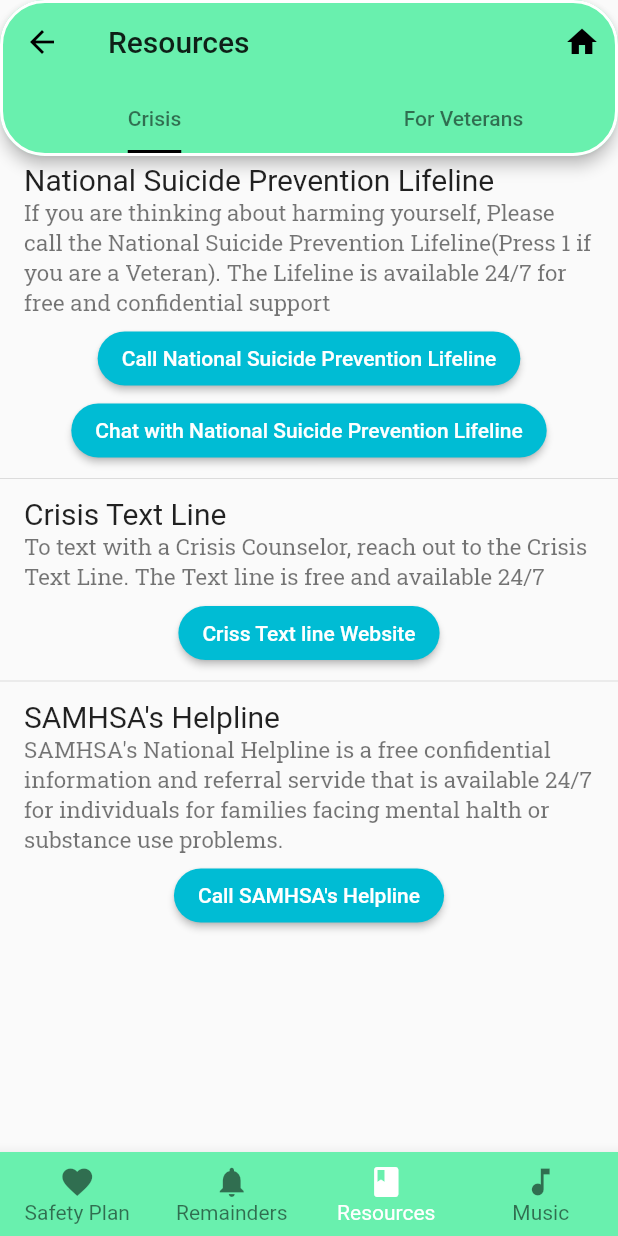
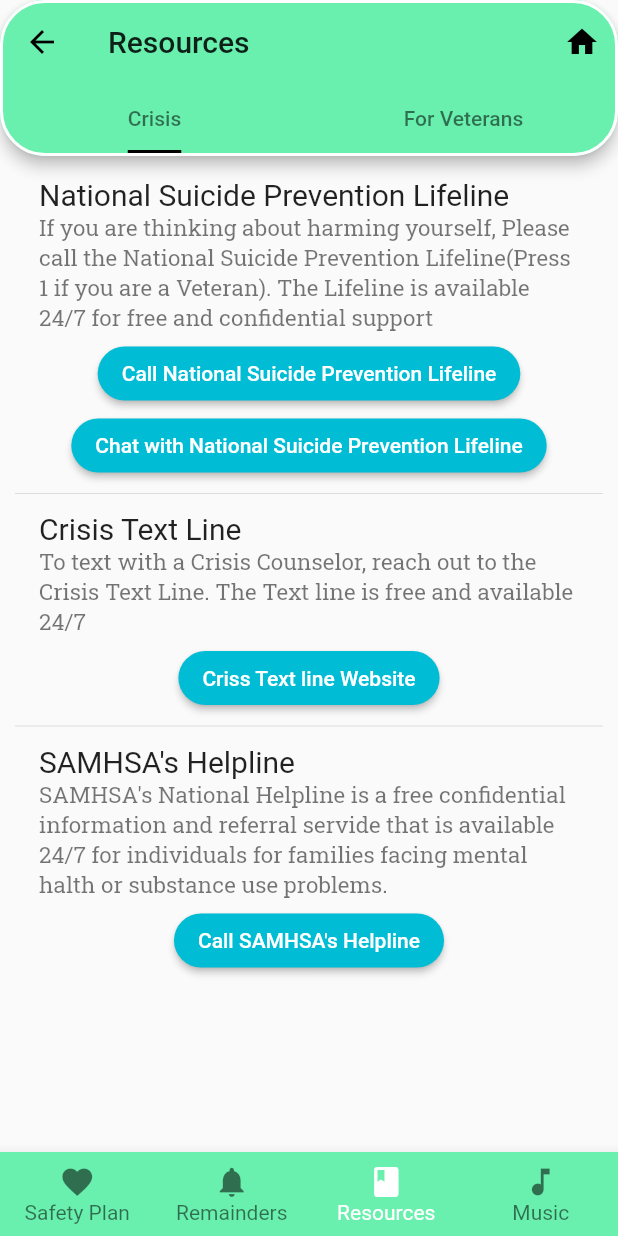
Before and after one commit to Kurama-tech/safety-ui, a Flutter app: the Resources screen opened by its route, on a phone screen of 412 x 824 dp. Run offline on Flutter 3.47's test engine with Material 2 defaults, Android fonts, the phone set to English and light mode, and no system bars; our stand-ins replace date_format, flare_flutter, flutter_local_notifications, flutter_native_timezone, flutter_speed_dial, google_fonts and 4 more; accounts and stored records are empty; statements that could not run were skipped.

Commit message:
fixed launch in resources

```diff
--- a/lib/view/resourcesView.dart
+++ b/lib/view/resourcesView.dart
@@ -57,7 +57,8 @@
       body: TabBarView(
         controller: _tabController,
         children: <Widget>[
-          SingleChildScrollView(
+          Padding(padding: EdgeInsets.all(10),
+          child:SingleChildScrollView(
             child:Column(children: [
                 ListTile(
                   //leading: Icon(Icons.label_important),
@@ -152,11 +153,11 @@
 
               ]),
           ),
+          ),
 
 
-
-
-          SingleChildScrollView(
+          Padding(padding: EdgeInsets.all(10),
+         child: SingleChildScrollView(
             child: Column(children: [
                 ListTile(
                   //leading: Icon(Icons.label_important),
@@ -231,7 +232,7 @@
                                       borderRadius:
                                           BorderRadius.circular(18)))),
                       onPressed: () {
-                        launch('h18552603274');
+                        launch('tel:8552603274');
                       },
                       child: Text("Call VA Caregiver Support Line"),
                     ),
@@ -275,13 +276,27 @@
                       onPressed: () {
                         launch('https://www.va.gov/womenvet/');
                       },
+                      child: Text("Wvcc Website"),
+                    ),
+                     ElevatedButton(
+                      style: ButtonStyle(
+                          backgroundColor:
+                              MaterialStateProperty.all(Colors.cyan),
+                          shape:
+                              MaterialStateProperty.all<RoundedRectangleBorder>(
+                                  RoundedRectangleBorder(
+                                      borderRadius:
+                                          BorderRadius.circular(18)))),
+                      onPressed: () {
+                        launch('tel:18558296636');
+                      },
                       child: Text("Call Wvcc"),
                     ),
                   ]),
 
               ]),
-            ),
-
+          ),
+          ),
 
         ],
       ),
```
